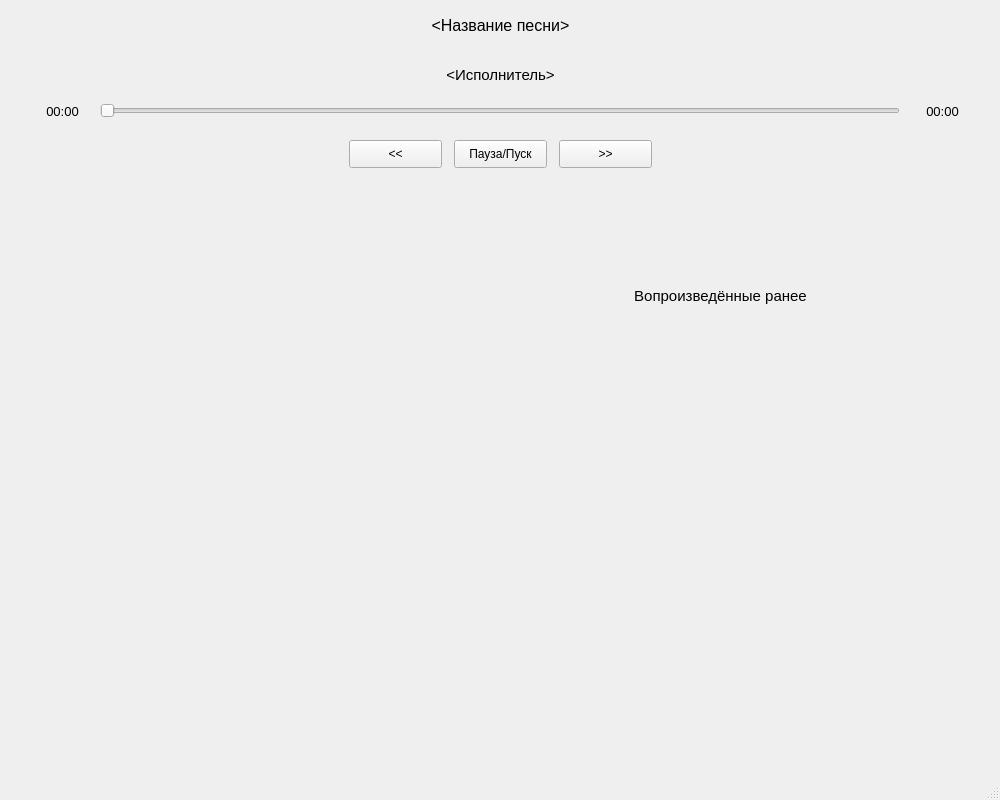
Old version of the form simpleAudioPlayer.ui in the repository Cheboxxxarik/simpleAudioPlayer.
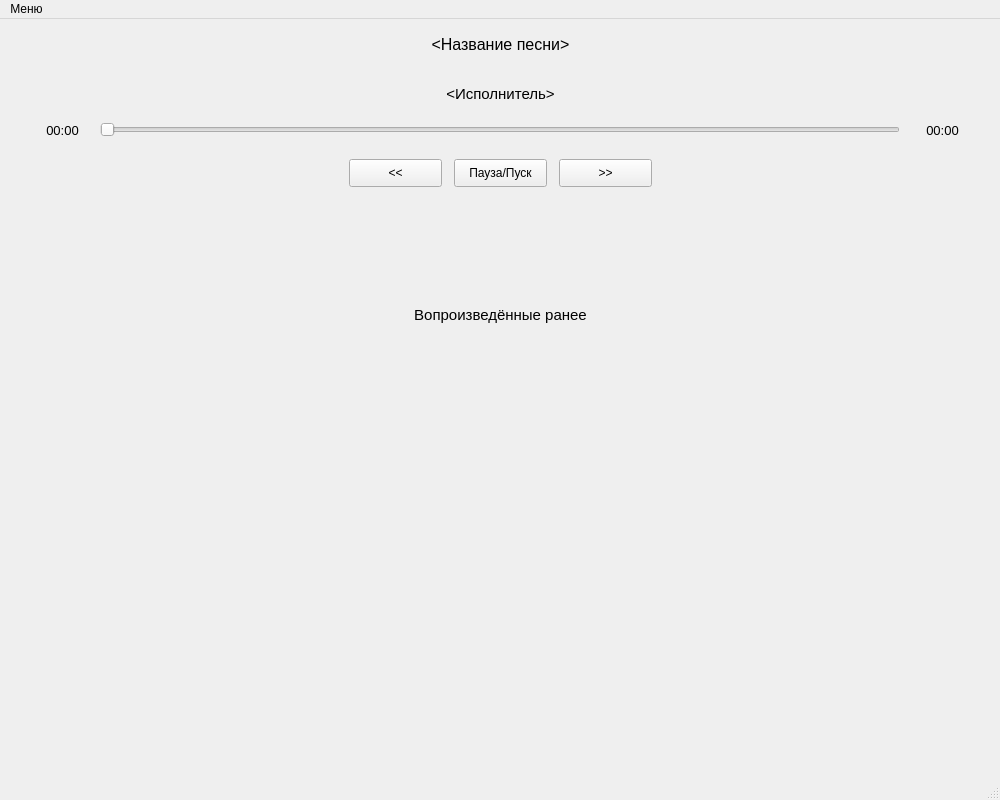
New version of the form.

Commit message: Разработан графический интерфейс. Начата работа над функциями приложения.

```diff
--- a/simpleAudioPlayer.ui
+++ b/simpleAudioPlayer.ui
@@ -153,7 +153,7 @@
    <widget class="QLabel" name="label">
     <property name="geometry">
      <rect>
-      <x>480</x>
+      <x>260</x>
       <y>260</y>
       <width>481</width>
       <height>71</height>
@@ -181,6 +181,13 @@
      <height>26</height>
     </rect>
    </property>
+   <widget class="QMenu" name="menu">
+    <property name="title">
+     <string>Меню</string>
+    </property>
+    <addaction name="open"/>
+   </widget>
+   <addaction name="menu"/>
   </widget>
   <widget class="QStatusBar" name="statusbar"/>
  </widget>
```
Left out of the diff: 13 changed lines with no effect on the pictures. The commit also changes 3 other files.
